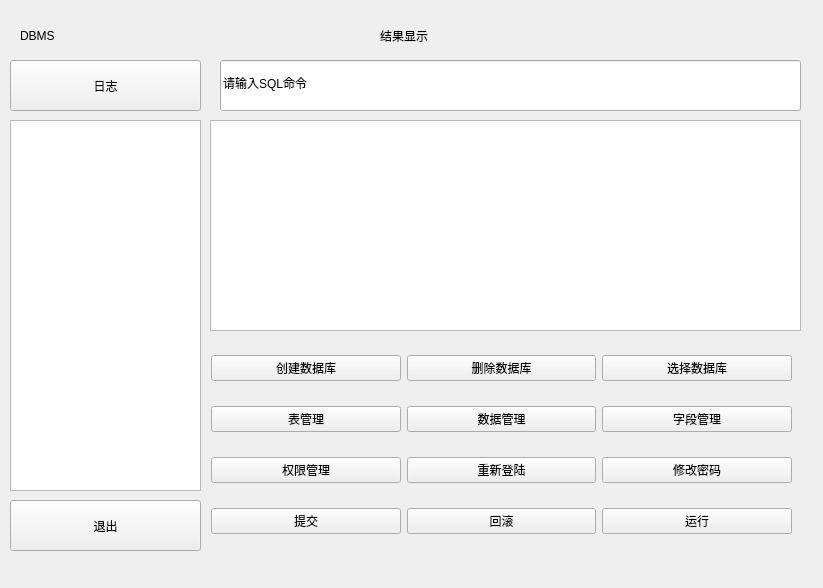
jy-080610/DBMS, file mainwindow.ui: the form before one commit.
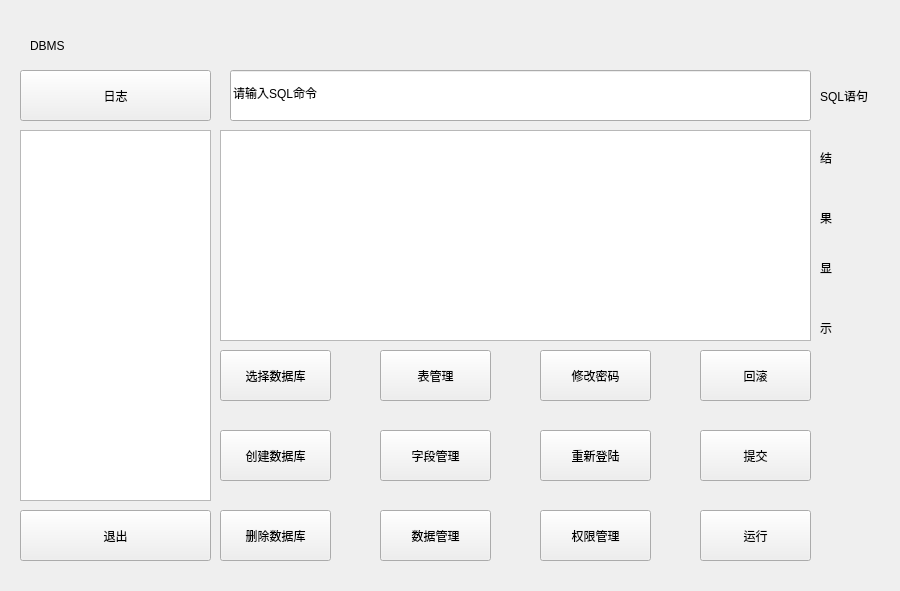
The form after the commit.

Commit message: 允许创建数据库 根据sql语句进行操作 sql正则表达式顺序对应switch语句中不同的case

Patch:
```diff
--- a/mainwindow.ui
+++ b/mainwindow.ui
@@ -6,8 +6,8 @@
    <rect>
     <x>0</x>
     <y>0</y>
-    <width>823</width>
-    <height>588</height>
+    <width>900</width>
+    <height>591</height>
    </rect>
   </property>
   <property name="windowTitle">
@@ -19,10 +19,10 @@
   <widget class="QWidget" name="centralwidget" native="true">
    <property name="geometry">
     <rect>
-     <x>0</x>
-     <y>0</y>
-     <width>811</width>
-     <height>571</height>
+     <x>10</x>
+     <y>10</y>
+     <width>911</width>
+     <height>651</height>
     </rect>
    </property>
    <widget class="QLineEdit" name="sqllineEdit">
@@ -74,19 +74,6 @@
      </rect>
     </property>
    </widget>
-   <widget class="QLabel" name="label_3">
-    <property name="geometry">
-     <rect>
-      <x>380</x>
-      <y>20</y>
-      <width>91</width>
-      <height>31</height>
-     </rect>
-    </property>
-    <property name="text">
-     <string>结果显示</string>
-    </property>
-   </widget>
    <widget class="QPushButton" name="log">
     <property name="geometry">
      <rect>
@@ -113,117 +100,226 @@
      <string>退出</string>
     </property>
    </widget>
-   <widget class="QWidget" name="layoutWidget">
-    <property name="geometry">
-     <rect>
-      <x>211</x>
-      <y>336</y>
-      <width>581</width>
-      <height>221</height>
-     </rect>
-    </property>
-    <layout class="QVBoxLayout" name="verticalLayout">
-     <item>
-      <layout class="QHBoxLayout" name="horizontalLayout">
-       <item>
         <widget class="QPushButton" name="newAction">
+    <property name="geometry">
+     <rect>
+      <x>210</x>
+      <y>420</y>
+      <width>111</width>
+      <height>51</height>
+     </rect>
+    </property>
          <property name="text">
           <string>创建数据库</string>
          </property>
         </widget>
-       </item>
-       <item>
         <widget class="QPushButton" name="deleteAction">
+    <property name="geometry">
+     <rect>
+      <x>210</x>
+      <y>500</y>
+      <width>111</width>
+      <height>51</height>
+     </rect>
+    </property>
          <property name="text">
           <string>删除数据库</string>
          </property>
         </widget>
-       </item>
-       <item>
         <widget class="QPushButton" name="selectAction">
+    <property name="geometry">
+     <rect>
+      <x>210</x>
+      <y>340</y>
+      <width>111</width>
+      <height>51</height>
+     </rect>
+    </property>
          <property name="text">
           <string>选择数据库</string>
          </property>
         </widget>
-       </item>
-      </layout>
-     </item>
-     <item>
-      <layout class="QHBoxLayout" name="horizontalLayout_2">
-       <item>
         <widget class="QPushButton" name="tablemanage">
+    <property name="geometry">
+     <rect>
+      <x>370</x>
+      <y>340</y>
+      <width>111</width>
+      <height>51</height>
+     </rect>
+    </property>
          <property name="text">
           <string>表管理</string>
          </property>
         </widget>
-       </item>
-       <item>
         <widget class="QPushButton" name="datamanage">
+    <property name="geometry">
+     <rect>
+      <x>370</x>
+      <y>500</y>
+      <width>111</width>
+      <height>51</height>
+     </rect>
+    </property>
          <property name="text">
           <string>数据管理</string>
          </property>
         </widget>
-       </item>
-       <item>
         <widget class="QPushButton" name="fieldmanage">
+    <property name="geometry">
+     <rect>
+      <x>370</x>
+      <y>420</y>
+      <width>111</width>
+      <height>51</height>
+     </rect>
+    </property>
          <property name="text">
           <string>字段管理</string>
          </property>
         </widget>
-       </item>
-      </layout>
-     </item>
-     <item>
-      <layout class="QHBoxLayout" name="horizontalLayout_3">
-       <item>
         <widget class="QPushButton" name="privilege">
+    <property name="geometry">
+     <rect>
+      <x>530</x>
+      <y>500</y>
+      <width>111</width>
+      <height>51</height>
+     </rect>
+    </property>
          <property name="text">
           <string>权限管理</string>
          </property>
         </widget>
-       </item>
-       <item>
         <widget class="QPushButton" name="rland">
+    <property name="geometry">
+     <rect>
+      <x>530</x>
+      <y>420</y>
+      <width>111</width>
+      <height>51</height>
+     </rect>
+    </property>
          <property name="text">
           <string>重新登陆</string>
          </property>
         </widget>
-       </item>
-       <item>
         <widget class="QPushButton" name="psw">
+    <property name="geometry">
+     <rect>
+      <x>530</x>
+      <y>340</y>
+      <width>111</width>
+      <height>51</height>
+     </rect>
+    </property>
          <property name="text">
           <string>修改密码</string>
          </property>
         </widget>
-       </item>
-      </layout>
-     </item>
-     <item>
-      <layout class="QHBoxLayout" name="horizontalLayout_4">
-       <item>
         <widget class="QPushButton" name="commit">
+    <property name="geometry">
+     <rect>
+      <x>690</x>
+      <y>420</y>
+      <width>111</width>
+      <height>51</height>
+     </rect>
+    </property>
          <property name="text">
           <string>提交</string>
          </property>
         </widget>
-       </item>
-       <item>
         <widget class="QPushButton" name="rollback">
+    <property name="geometry">
+     <rect>
+      <x>690</x>
+      <y>340</y>
+      <width>111</width>
+      <height>51</height>
+     </rect>
+    </property>
          <property name="text">
           <string>回滚</string>
          </property>
         </widget>
-       </item>
-       <item>
         <widget class="QPushButton" name="run">
+    <property name="geometry">
+     <rect>
+      <x>690</x>
+      <y>500</y>
+      <width>111</width>
+      <height>51</height>
+     </rect>
+    </property>
          <property name="text">
           <string>运行</string>
          </property>
         </widget>
-       </item>
-      </layout>
-     </item>
-    </layout>
+   <widget class="QLabel" name="label_2">
+    <property name="geometry">
+     <rect>
+      <x>810</x>
+      <y>60</y>
+      <width>72</width>
+      <height>51</height>
+     </rect>
+    </property>
+    <property name="text">
+     <string>SQL语句</string>
+    </property>
+   </widget>
+   <widget class="QLabel" name="label_4">
+    <property name="geometry">
+     <rect>
+      <x>810</x>
+      <y>140</y>
+      <width>72</width>
+      <height>15</height>
+     </rect>
+    </property>
+    <property name="text">
+     <string>结</string>
+    </property>
+   </widget>
+   <widget class="QLabel" name="label_5">
+    <property name="geometry">
+     <rect>
+      <x>810</x>
+      <y>200</y>
+      <width>72</width>
+      <height>15</height>
+     </rect>
+    </property>
+    <property name="text">
+     <string>果</string>
+    </property>
+   </widget>
+   <widget class="QLabel" name="label_6">
+    <property name="geometry">
+     <rect>
+      <x>810</x>
+      <y>250</y>
+      <width>72</width>
+      <height>15</height>
+     </rect>
+    </property>
+    <property name="text">
+     <string>显</string>
+    </property>
+   </widget>
+   <widget class="QLabel" name="label_7">
+    <property name="geometry">
+     <rect>
+      <x>810</x>
+      <y>310</y>
+      <width>72</width>
+      <height>15</height>
+     </rect>
+    </property>
+    <property name="text">
+     <string>示</string>
+    </property>
    </widget>
   </widget>
  </widget>
```
Lines whose indentation alone changed are shown as unchanged. The commit also changes 30 other files.
